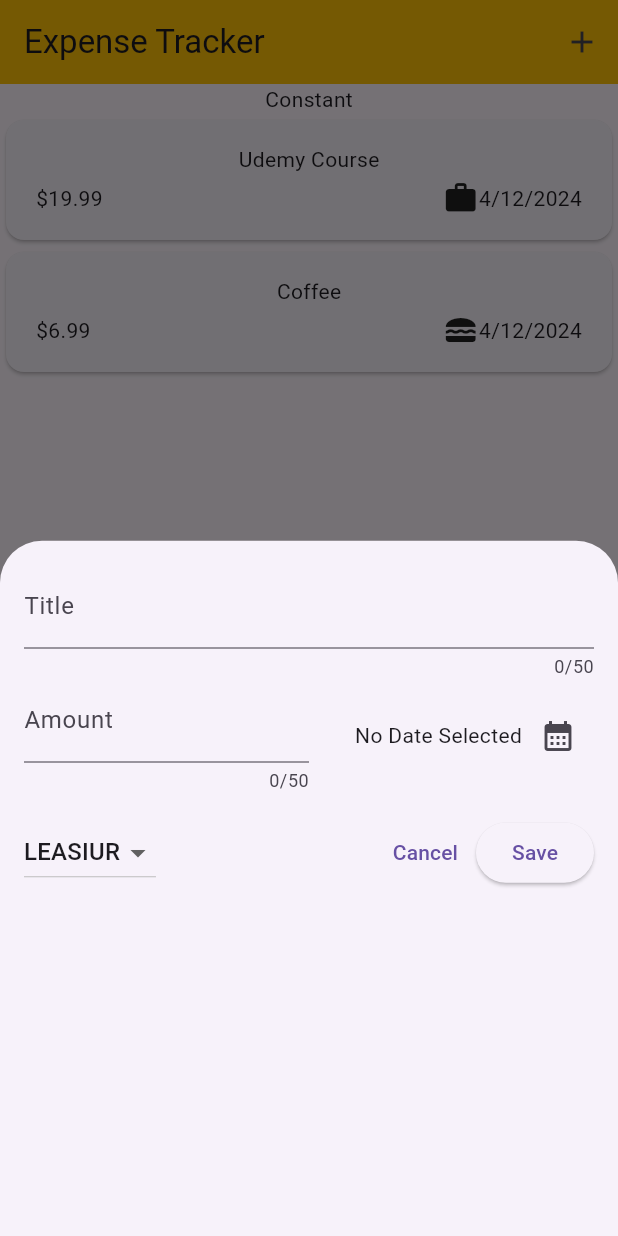
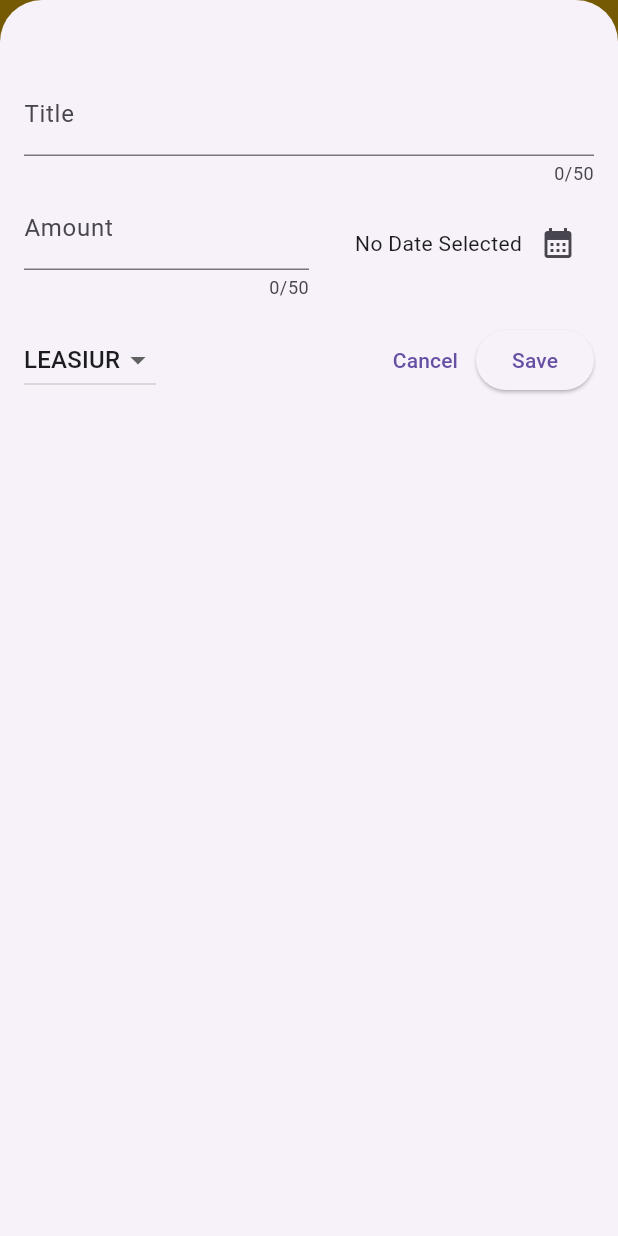
Before and after one commit to Azrul16/ExpencessTracker-FlutterProject, a Flutter app: the screen it shows after launch, after a tap on the "add" icon, on a phone screen of 412 x 824 dp. Run offline on Flutter 3.47's test engine with Material 3 defaults, Android fonts, the phone set to English and light mode, and no system bars.

```diff
--- a/practice/lib/Widgets/expenses.dart
+++ b/practice/lib/Widgets/expenses.dart
@@ -1,5 +1,4 @@
 import 'package:flutter/material.dart';
-import 'package:flutter/widgets.dart';
 import 'package:practice/Widgets/expenses_list/expenses_list.dart';
 import 'package:practice/Widgets/new_expense.dart';
 import 'package:practice/models/expense.dart';
@@ -31,15 +30,50 @@ class _ExpencesState extends State<Expences> {
 
   void _openExpensesOverlay() {
     showModalBottomSheet(
-      context: context,
-      builder: (ctx) {
-        return const NewExpense();
-      },
+        isScrollControlled: true,
+        context: context,
+        builder: (ctx) => NewExpense(onAddExpense: _addExpenses));
+  }
+
+  void _addExpenses(Expense expense) {
+    setState(() {
+      _registeredexpense.add(expense);
+    });
+  }
+
+  void _removeExpense(Expense expence) {
+    final expenseIndex = _registeredexpense.indexOf(expence);
+    setState(() {
+      _registeredexpense.remove(expence);
+    });
+    ScaffoldMessenger.of(context).showSnackBar(
+      SnackBar(
+        duration: const Duration(seconds: 3),
+        content: const Text('Expense deleted'),
+        action: SnackBarAction(
+          label: 'Undo',
+          onPressed: () {
+            setState(() {
+              _registeredexpense.insert(expenseIndex, expence);
+            });
+          },
+        ),
+      ),
     );
   }
 
   @override
   Widget build(BuildContext context) {
+    Widget maincontent = const Center(
+      child: Text('No expenses found. Start adding some'),
+    );
+
+    if (_registeredexpense.isNotEmpty) {
+      maincontent = ExpensesList(
+        expenses: _registeredexpense,
+        onRemoveExpense: _removeExpense,
+      );
+    }
     return Scaffold(
       appBar: AppBar(
         title: const Text('Expense Tracker'),
@@ -54,7 +88,9 @@ class _ExpencesState extends State<Expences> {
       body: Column(
         children: [
           const Text('Constant'),
-          Expanded(child: ExpensesList(expenses: _registeredexpense))
+          Expanded(
+            child: maincontent,
+          )
         ],
       ),
     );
--- a/practice/lib/Widgets/expenses_list/expenses_item.dart
+++ b/practice/lib/Widgets/expenses_list/expenses_item.dart
@@ -25,7 +25,7 @@ class ExpenseItem extends StatelessWidget {
             ),
             Row(
               children: [
-                Text('\$${expense.ammount.toStringAsFixed(2)}'),
+                Text('\$${expense.ammount?.toStringAsFixed(2)}'),
                 const Spacer(),
                 Row(
                   children: [
--- a/practice/lib/Widgets/expenses_list/expenses_list.dart
+++ b/practice/lib/Widgets/expenses_list/expenses_list.dart
@@ -6,16 +6,28 @@ class ExpensesList extends StatelessWidget {
   const ExpensesList({
     super.key,
     required this.expenses,
+    required this.onRemoveExpense,
   });
 
   final List<Expense> expenses;
 
+  final void Function(Expense expense) onRemoveExpense;
+
   @override
   Widget build(BuildContext context) {
-    // TODO: implement build
     return ListView.builder(
       itemCount: expenses.length,
-      itemBuilder: (ctx, index) => ExpenseItem(expenses[index]),
+      itemBuilder: (ctx, index) => Dismissible(
+        key: ValueKey(
+          expenses[index],
+        ),
+        onDismissed: (direction) {
+          onRemoveExpense(expenses[index]);
+        },
+        child: ExpenseItem(
+          expenses[index],
+        ),
+      ),
     );
   }
 }
--- a/practice/lib/models/expense.dart
+++ b/practice/lib/models/expense.dart
@@ -2,6 +2,7 @@ import 'package:flutter/material.dart';
 import 'package:uuid/uuid.dart';
 import 'package:intl/intl.dart';
 
+// ignore: non_constant_identifier_names
 final Formatter = DateFormat.yMd();
 
 const uuid = Uuid();
@@ -26,10 +27,9 @@ class Expense {
 
   final String id;
   final String title;
-  final double ammount;
+  final double? ammount;
   final DateTime date;
   final Category category;
-
 
   // ignore: non_constant_identifier_names
   String get FormattedDate {
```
Also changed, not shown: practice/lib/Widgets/new_expense.dart (+44 -3 lines).
